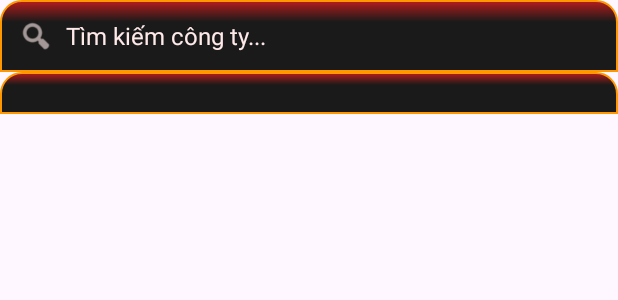
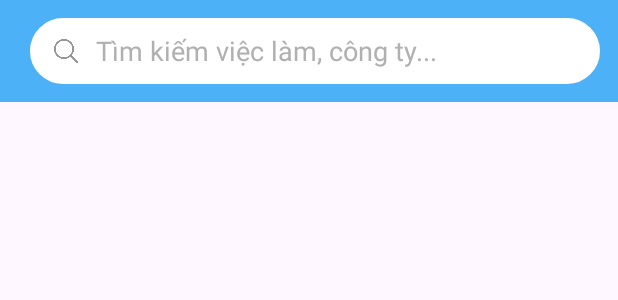
Before and after one commit to QHiep5/AndroidApp, an Android app: the layout fragment_company_list.xml on its own in the app's theme, with its tools: preview values and no code run, on a phone screen of 412 x 824 dp. Shown: the top 300 px of the screen. Run offline under Robolectric (Android 15) with nearby library versions, the light colour scheme and no system bars; network calls fail.

Commit message:
View:ReEdit View

```diff
--- a/app/src/main/java/com/example/jobhunter/activity/CompanyDetailActivity.java
+++ b/app/src/main/java/com/example/jobhunter/activity/CompanyDetailActivity.java
@@ -3,6 +3,8 @@ package com.example.jobhunter.activity;
 import android.os.Bundle;
 import android.widget.TextView;
 import androidx.appcompat.app.AppCompatActivity;
+
+import com.example.jobhunter.R;
 
 public class CompanyDetailActivity extends AppCompatActivity {
     @Override
--- a/app/src/main/java/com/example/jobhunter/adapter/CompanyAdapter.java
+++ b/app/src/main/java/com/example/jobhunter/adapter/CompanyAdapter.java
@@ -39,7 +39,7 @@ public class CompanyAdapter extends RecyclerView.Adapter<CompanyAdapter.CompanyV
     @NonNull
     @Override
     public CompanyViewHolder onCreateViewHolder(@NonNull ViewGroup parent, int viewType) {
-        View view = LayoutInflater.from(context).inflate(R.layout.item_company, parent, false);
+        View view = LayoutInflater.from(context).inflate(R.layout.item_company2, parent, false);
         return new CompanyViewHolder(view);
     }
 
--- a/app/src/main/res/layout/fragment_company_list.xml
+++ b/app/src/main/res/layout/fragment_company_list.xml
@@ -17,25 +17,25 @@
         android:orientation="horizontal"
         android:padding="12dp"
         android:gravity="center_vertical"
-        android:background="@drawable/bg_company_list_gradient"
+        android:background="@color/colorPrimary"
         app:layout_constraintTop_toTopOf="parent"
         app:layout_constraintStart_toStartOf="parent"
         app:layout_constraintEnd_toEndOf="parent">
-        <ImageView
-            android:layout_width="24dp"
-            android:layout_height="24dp"
-            android:src="@android:drawable/ic_menu_search"
-            android:tint="#ffeaea"/>
         <EditText
-            android:id="@+id/search_edit_text"
+            android:id="@+id/et_search"
             android:layout_width="0dp"
-            android:layout_height="wrap_content"
+            android:layout_height="44dp"
             android:layout_weight="1"
-            android:background="@android:color/transparent"
-            android:hint="Tìm kiếm công ty..."
-            android:textColor="#ffeaea"
-            android:textColorHint="#ffeaea"
-            android:paddingStart="8dp"
+            android:layout_marginStart="8dp"
+            android:background="@drawable/round_conner"
+            android:drawableStart="@drawable/ic_search_resized"
+            android:drawablePadding="8dp"
+            android:hint="Tìm kiếm việc làm, công ty..."
+            android:paddingStart="12dp"
+            android:paddingEnd="12dp"
+            android:singleLine="true"
+            android:textColor="@color/textPrimary"
+            android:textColorHint="@color/textHint"/>
             android:textSize="16sp"/>
     </LinearLayout>
 
@@ -55,7 +55,6 @@
             android:layout_width="match_parent"
             android:layout_height="wrap_content"
             android:orientation="vertical"
-            android:background="@drawable/bg_company_list_gradient"
             android:paddingBottom="0dp">
 
 <!--            &lt;!&ndash; Tiêu đề (nếu muốn giữ) &ndash;&gt;-->
@@ -70,7 +69,7 @@
 
             <!-- RecyclerView sát navigation bar -->
             <androidx.recyclerview.widget.RecyclerView
-                android:id="@+id/company_gridview"
+                android:id="@+id/company_listview"
                 android:layout_width="match_parent"
                 android:layout_height="wrap_content"
                 android:clipToPadding="false"
```
Also changed, not shown: app/src/main/java/com/example/jobhunter/fragment/CompanyListFragment.java (+5 -5 lines), app/src/main/res/layout/item_company2.xml (added, +100 -0 lines).
